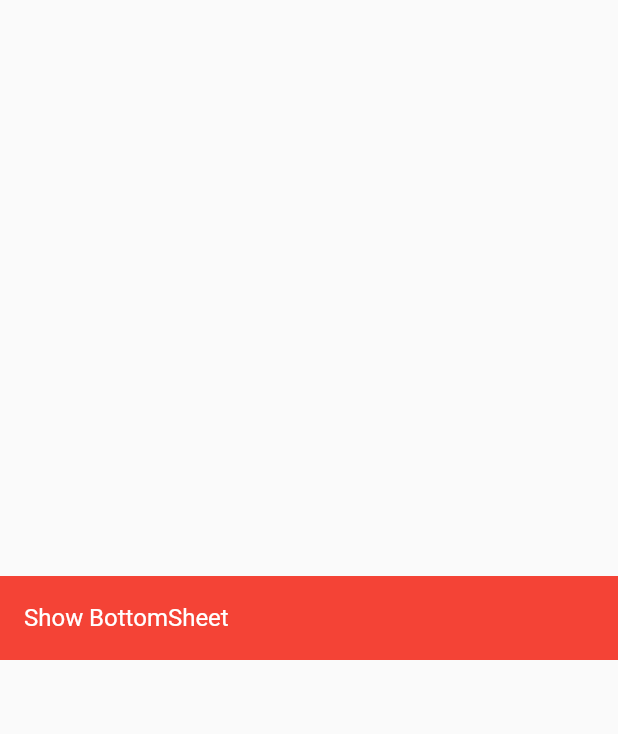
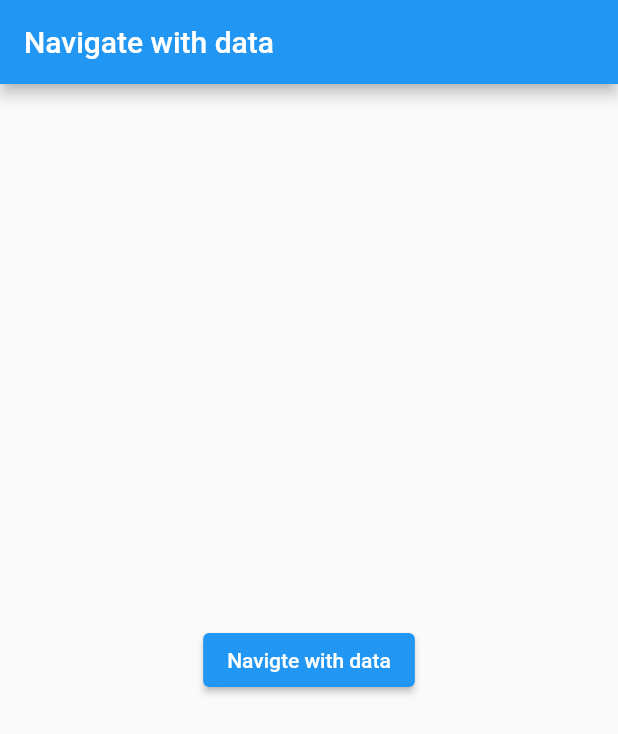
Before and after one commit to Harshhvermaa/Flutter-Getx-Tutorial, a Flutter app: the screen it shows after launch, on a phone screen of 412 x 824 dp. Shown: the top 734 px of the screen. Run offline on Flutter 3.47's test engine with Material 2 defaults, Android fonts, the light colour scheme and no system bars; our stand-ins replace get.

Commit message:
passs data

```diff
--- a/lib/main.dart
+++ b/lib/main.dart
@@ -4,6 +4,8 @@ import 'package:getx_statemanagement/views/bottomsheet.dart';
 import 'package:getx_statemanagement/views/chngeTheme.dart';
 import 'package:getx_statemanagement/views/counterApp.dart';
 import 'package:getx_statemanagement/views/customdialog.dart';
+import 'package:getx_statemanagement/views/homescreen.dart';
+import 'package:getx_statemanagement/views/responsive.dart';
 import 'package:getx_statemanagement/views/show_snackbar.dart';
 
 void main() {
@@ -16,7 +18,7 @@ class MyApp extends StatelessWidget {
   @override
   Widget build(BuildContext context) {
     return GetMaterialApp(
-      home: ChangeTheme()
+      home: Homescreen()
     );
   }
 }
--- a/lib/views/customdialog.dart
+++ b/lib/views/customdialog.dart
@@ -2,8 +2,24 @@ import 'package:flutter/cupertino.dart';
 import 'package:flutter/material.dart';
 import 'package:get/get.dart';
 
-class CustomDialog extends StatelessWidget {
+class CustomDialog extends StatefulWidget {
   const CustomDialog({super.key});
+
+  @override
+  State<CustomDialog> createState() => _CustomDialogState();
+}
+
+class _CustomDialogState extends State<CustomDialog> {
+
+  var data = Get.arguments;
+
+  @override
+  void initState() {
+    // TODO: implement initState
+    print( "Our First is : ${data[0]["first"] }" );
+    print( "Our Second is : ${data[0]["second"] }" );
+    super.initState();
+  }
 
   @override
   Widget build(BuildContext context) {
--- /dev/null
+++ b/lib/views/homescreen.dart
@@ -0,0 +1,38 @@
+import 'package:flutter/cupertino.dart';
+import 'package:flutter/material.dart';
+import 'package:get/get.dart';
+import 'package:getx_statemanagement/views/customdialog.dart';
+
+class Homescreen extends StatelessWidget {
+  const Homescreen({super.key});
+
+  @override
+  Widget build(BuildContext context) {
+    return Scaffold(
+      appBar: AppBar(
+        title: Text("Navigate with data"),
+      ),
+      body: Container(
+        height: MediaQuery.of(context).size.height,
+        width: MediaQuery.of(context).size.width,
+        child: Column(
+          mainAxisAlignment: MainAxisAlignment.center,
+          crossAxisAlignment: CrossAxisAlignment.center,
+          children: [
+            ElevatedButton(
+                onPressed: () {
+                  Get.to(CustomDialog() , arguments: [
+                    {
+                    "first" : "First data",
+                      "second" : "Socond data"
+                  }
+                  ]);
+                },
+                child: Text("Navigte with data")
+            )
+          ],
+        ),
+      ),
+    );
+  }
+}
```
Also changed, not shown: lib/views/responsive.dart (added, +21 -0 lines).
